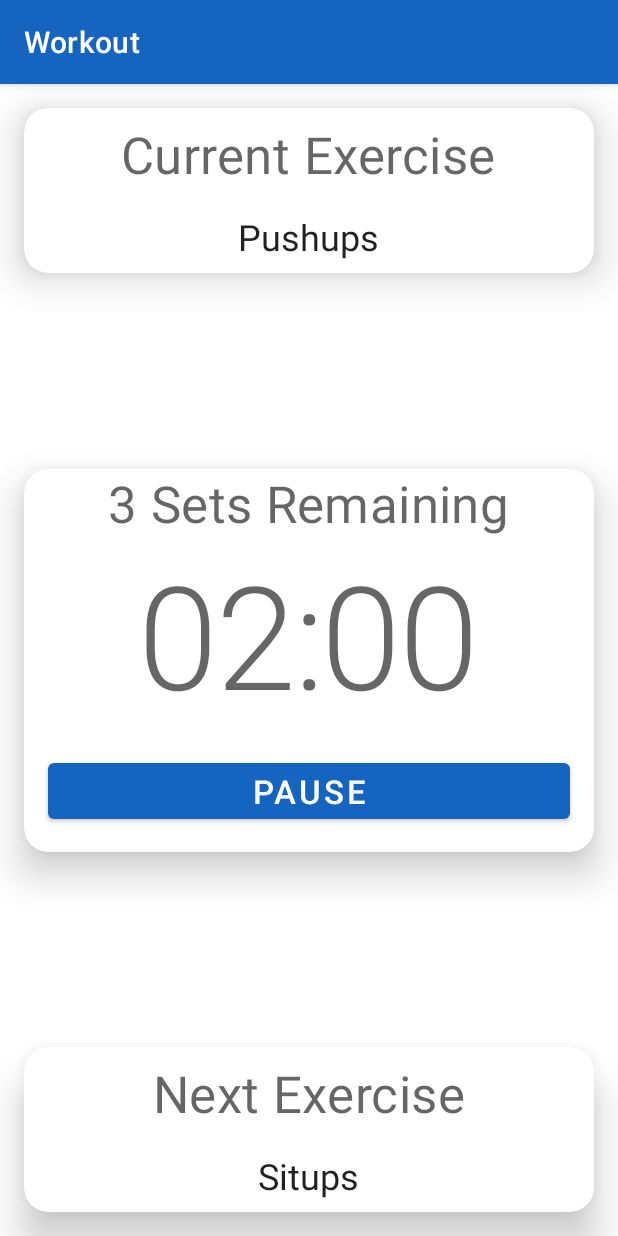
After one commit to mrwhoknows55/Workout-Helper, an Android app: the CountdownTimerActivity screen opened directly, with no data from a screen before it, on a phone screen of 412 x 824 dp. The commit adds this screen. Run offline under Robolectric (Android 15) with nearby library versions, the phone set to English and light mode, and no system bars; 4 statements that could not run were skipped.

Commit message:
Added timer and break features with music

```diff
--- a/app/src/main/AndroidManifest.xml
+++ b/app/src/main/AndroidManifest.xml
@@ -1,6 +1,8 @@
 <?xml version="1.0" encoding="utf-8"?>
 <manifest xmlns:android="http://schemas.android.com/apk/res/android"
     package="com.mrwhoknows.workout">
+
+    <uses-permission android:name="android.permission.WAKE_LOCK" />
 
     <application
         android:allowBackup="true"
@@ -9,7 +11,8 @@
         android:roundIcon="@mipmap/ic_launcher_round"
         android:supportsRtl="true"
         android:theme="@style/AppTheme">
-        <activity android:name=".CheckoutActivity"></activity>
+        <activity android:name=".CountdownTimerActivity"></activity>
+        <activity android:name=".CheckoutActivity" />
         <activity android:name=".MainActivity">
             <intent-filter>
                 <action android:name="android.intent.action.MAIN" />
--- /dev/null
+++ b/app/src/main/java/com/mrwhoknows/workout/CountdownTimerActivity.java
@@ -0,0 +1,192 @@
+package com.mrwhoknows.workout;
+
+import androidx.appcompat.app.AppCompatActivity;
+
+import android.content.SharedPreferences;
+import android.media.MediaPlayer;
+import android.os.Bundle;
+import android.os.CountDownTimer;
+import android.view.View;
+import android.widget.Button;
+import android.widget.TextView;
+
+import com.mrwhoknows.workout.model.Workout;
+
+import java.util.ArrayList;
+import java.util.Locale;
+
+public class CountdownTimerActivity extends AppCompatActivity {
+
+    private CountDownTimer countDownTimer;
+    private TextView setsRemainingText, countdownTimerText, currentExText, nextExText;
+
+    private int sets;
+    private boolean isTimerRunning, isBreak;
+    private long timeLeftInMillis;
+    private ArrayList<Workout> workoutArrayList;
+    int pos;
+
+    private Button pauseBtn;
+
+    MediaPlayer mediaPlayer;
+
+    @Override
+    protected void onCreate(Bundle savedInstanceState) {
+        super.onCreate(savedInstanceState);
+        setContentView(R.layout.activity_countdown_timer);
+
+        setsRemainingText = findViewById(R.id.setsRemaining);
+        countdownTimerText = findViewById(R.id.countdownTimerText);
+        currentExText = findViewById(R.id.currentExName);
+        nextExText = findViewById(R.id.nextExName);
+
+        pauseBtn = findViewById(R.id.pauseBtn);
+
+        if (getIntent().hasExtra("object") && getIntent().hasExtra("sets")) {
+            this.workoutArrayList = getIntent().getParcelableArrayListExtra("object");
+            this.sets = getIntent().getIntExtra("sets", 2) - 1;
+
+            setsRemainingText.setText(String.valueOf(sets) + " Sets Remaining");
+
+            pos = 0;
+            currentExText.setText(workoutArrayList.get(pos).getWorkoutName());
+            if (pos + 1 < workoutArrayList.size())
+                nextExText.setText(workoutArrayList.get(pos + 1).getWorkoutName());
+            else {
+                if (sets >= 0)
+                    nextExText.setText(workoutArrayList.get(0).getWorkoutName());
+                else
+                    nextExText.setText("No Exercises Left");
+            }
+            startTimer();
+        }
+
+        pauseBtn.setOnClickListener(new View.OnClickListener() {
+            @Override
+            public void onClick(View v) {
+                if (isTimerRunning) {
+                    pauseTimer();
+                    pauseBtn.setText("Restart");
+                } else {
+                    startTimer();
+                    pauseBtn.setText("Pause");
+                }
+            }
+        });
+
+    }
+
+    private void pauseTimer() {
+
+        countDownTimer.cancel();
+        isTimerRunning = false;
+
+        if (mediaPlayer.isPlaying()) {
+            mediaPlayer.pause();
+        }
+    }
+
+    private void startTimer() {
+        pauseBtn.setVisibility(View.VISIBLE);
+        timeLeftInMillis = workoutArrayList.get(pos).getWorkoutTimeInSec() * 1000;
+
+        try {
+            Thread.sleep(1000);
+        } catch (InterruptedException e) {
+            e.printStackTrace();
+        }
+        mediaPlayer = MediaPlayer.create(this, R.raw.audio1);
+        mediaPlayer.start();
+        mediaPlayer.setScreenOnWhilePlaying(true);
+
+        countDownTimer = new CountDownTimer(timeLeftInMillis, 1000) {
+            @Override
+            public void onTick(long millisUntilFinished) {
+                timeLeftInMillis = millisUntilFinished;
+                updateCountDownText();
+            }
+
+            @Override
+            public void onFinish() {
+
+                if (pos + 2 > workoutArrayList.size()) {
+
+                    if (sets > 0) {
+                        sets--;
+                        setsRemainingText.setText(String.valueOf(sets) + " Sets Remaining");
+                        isTimerRunning = true;
+                        pos = 0;
+                        try {
+                            Thread.sleep(500);
+                        } catch (InterruptedException e) {
+                            e.printStackTrace();
+                        }
+                        breakTimer();
+                    } else {
+                        isTimerRunning = false;
+                        countdownTimerText.setText("Finished!");
+                        mediaPlayer.stop();
+                        pauseBtn.setVisibility(View.INVISIBLE);
+                    }
+                } else {
+                    isTimerRunning = true;
+                    pos++;
+                    try {
+                        Thread.sleep(500);
+                    } catch (InterruptedException e) {
+                        e.printStackTrace();
+                    }
+                    breakTimer();
+                }
+            }
+        }.start();
+
+        isTimerRunning = true;
+    }
+
+    private void updateCountDownText() {
+        int minutes = (int) (timeLeftInMillis / 1000) / 60;
+        int seconds = (int) (timeLeftInMillis / 1000) % 60;
+        String timeLeftFormatted = String.format(Locale.getDefault(), "%02d:%02d", minutes, seconds);
+        countdownTimerText.setText(timeLeftFormatted);
+    }
+
+    private void breakTimer() {
+        long breakTime = 5000; //40000
+        isBreak = true;
+
+        mediaPlayer.stop();
+        pauseBtn.setVisibility(View.INVISIBLE);
+
+        currentExText.setText(workoutArrayList.get(pos).getWorkoutName());
+        if (pos + 1 < workoutArrayList.size())
+            nextExText.setText(workoutArrayList.get(pos + 1).getWorkoutName());
+        else {
+            if (sets > 0)
+                nextExText.setText(workoutArrayList.get(0).getWorkoutName());
+            else
+                nextExText.setText("No Exercises Left");
+        }
+
+        try {
+            Thread.sleep(1000);
+        } catch (InterruptedException e) {
+            e.printStackTrace();
+        }
+        CountDownTimer countDownTimer = new CountDownTimer(breakTime, 1000) {
+            @Override
+            public void onTick(long millisUntilFinished) {
+                int minutes = (int) (millisUntilFinished / 1000) / 60;
+                int seconds = (int) (millisUntilFinished / 1000) % 60;
+                String timeLeftFormatted = String.format(Locale.getDefault(), "%02d:%02d", minutes, seconds);
+                countdownTimerText.setText(timeLeftFormatted);
+            }
+
+            @Override
+            public void onFinish() {
+                startTimer();
+            }
+        }.start();
+    }
+
+}
--- a/app/src/main/java/com/mrwhoknows/workout/adapter/WorkoutAdapter.java
+++ b/app/src/main/java/com/mrwhoknows/workout/adapter/WorkoutAdapter.java
@@ -39,7 +39,7 @@ public class WorkoutAdapter extends RecyclerView.Adapter<WorkoutAdapter.WorkoutH
     @Override
     public void onBindViewHolder(@NonNull WorkoutHolder holder, int position) {
 
-        holder.time.setText(String.valueOf(workouts.get(position).getWorkoutTimeInSec() / 60) + " Mins");
+        holder.time.setText(String.valueOf(workouts.get(position).getWorkoutTimeInSec() / 60) + ":" + String.valueOf(workouts.get(position).getWorkoutTimeInSec() % 60) + " Mins");
         holder.set.setText(String.valueOf(sets) + " Sets");
         holder.image.setImageResource(workouts.get(position).getWorkoutImage());
         holder.name.setText(workouts.get(position).getWorkoutName());
--- a/app/src/main/res/layout/activity_checkout.xml
+++ b/app/src/main/res/layout/activity_checkout.xml
@@ -9,7 +9,7 @@
     <androidx.recyclerview.widget.RecyclerView
         android:id="@+id/recyclerView"
         android:layout_width="0dp"
-        android:layout_height="0dp"
+        android:layout_height="wrap_content"
         android:layout_marginStart="16dp"
         android:layout_marginTop="16dp"
         android:layout_marginEnd="16dp"
@@ -27,6 +27,7 @@
         android:layout_marginStart="16dp"
         android:layout_marginEnd="16dp"
         android:layout_marginBottom="16dp"
+        android:onClick="startExercise"
         android:text="Start!"
         app:layout_constraintBottom_toBottomOf="parent"
         app:layout_constraintEnd_toEndOf="parent"
--- /dev/null
+++ b/app/src/main/res/layout/activity_countdown_timer.xml
@@ -0,0 +1,135 @@
+<?xml version="1.0" encoding="utf-8"?>
+<androidx.constraintlayout.widget.ConstraintLayout xmlns:android="http://schemas.android.com/apk/res/android"
+    xmlns:app="http://schemas.android.com/apk/res-auto"
+    xmlns:tools="http://schemas.android.com/tools"
+    android:layout_width="match_parent"
+    android:layout_height="match_parent"
+    tools:context=".CountdownTimerActivity">
+
+    <com.google.android.material.card.MaterialCardView
+        android:id="@+id/materialCardView3"
+        android:layout_width="0dp"
+        android:layout_height="wrap_content"
+        android:layout_margin="16dp"
+        android:layout_marginStart="16dp"
+        android:layout_marginTop="16dp"
+        android:layout_marginEnd="16dp"
+        android:layout_marginBottom="16dp"
+        app:cardCornerRadius="16dp"
+        app:cardElevation="16dp"
+        app:layout_constraintBottom_toTopOf="@+id/materialCardView"
+        app:layout_constraintEnd_toEndOf="parent"
+        app:layout_constraintStart_toStartOf="parent"
+        app:layout_constraintTop_toBottomOf="@+id/materialCardView2">
+
+        <LinearLayout
+            android:layout_width="match_parent"
+            android:layout_height="wrap_content"
+            android:gravity="center"
+            android:orientation="vertical">
+
+            <TextView
+                android:id="@+id/setsRemaining"
+                style="@style/TextAppearance.MaterialComponents.Headline4"
+                android:layout_width="wrap_content"
+                android:layout_height="wrap_content"
+                android:text="3 Sets Remaining" />
+
+
+            <TextView
+                android:id="@+id/countdownTimerText"
+                android:layout_width="wrap_content"
+                android:layout_height="wrap_content"
+                android:text="02:00"
+                android:textAppearance="@style/TextAppearance.MaterialComponents.Headline1" />
+
+            <com.google.android.material.button.MaterialButton
+                android:id="@+id/pauseBtn"
+                android:layout_width="match_parent"
+                android:layout_height="wrap_content"
+                android:layout_margin="16dp"
+                android:text="Pause"
+                android:textSize="22sp" />
+
+        </LinearLayout>
+
+    </com.google.android.material.card.MaterialCardView>
+
+    <com.google.android.material.card.MaterialCardView
+        android:id="@+id/materialCardView2"
+        android:layout_width="match_parent"
+        android:layout_height="wrap_content"
+        android:layout_margin="16dp"
+        android:layout_marginStart="16dp"
+        android:layout_marginTop="16dp"
+        android:layout_marginEnd="16dp"
+        app:cardCornerRadius="16dp"
+        app:cardElevation="16dp"
+        app:layout_constraintEnd_toEndOf="parent"
+        app:layout_constraintStart_toStartOf="parent"
+        app:layout_constraintTop_toTopOf="parent">
+
+        <LinearLayout
+            android:layout_width="match_parent"
+            android:layout_height="wrap_content"
+            android:gravity="center"
+            android:orientation="vertical">
+
+            <TextView
+                style="@style/TextAppearance.MaterialComponents.Headline4"
+                android:layout_width="wrap_content"
+                android:layout_height="wrap_content"
+                android:layout_margin="8dp"
+                android:text="Current Exercise" />
+
+            <TextView
+                android:id="@+id/currentExName"
+                style="@style/TextAppearance.MaterialComponents.Headline5"
+                android:layout_width="wrap_content"
+                android:layout_height="wrap_content"
+                android:layout_margin="8dp"
+                android:text="Pushups" />
+        </LinearLayout>
+
+    </com.google.android.material.card.MaterialCardView>
+
+    <com.google.android.material.card.MaterialCardView
+        android:id="@+id/materialCardView"
+        android:layout_width="match_parent"
+        android:layout_height="wrap_content"
+        android:layout_margin="16dp"
+        android:layout_marginStart="16dp"
+        android:layout_marginEnd="16dp"
+        android:layout_marginBottom="16dp"
+        app:cardCornerRadius="16dp"
+        app:cardElevation="16dp"
+        app:layout_constraintBottom_toBottomOf="parent"
+        app:layout_constraintEnd_toEndOf="parent"
+        app:layout_constraintStart_toStartOf="parent">
+
+        <LinearLayout
+
+            android:layout_width="match_parent"
+            android:layout_height="wrap_content"
+            android:gravity="center"
+            android:orientation="vertical">
+
+            <TextView
+                style="@style/TextAppearance.MaterialComponents.Headline4"
+                android:layout_width="wrap_content"
+                android:layout_height="wrap_content"
+                android:layout_margin="8dp"
+                android:text="Next Exercise" />
+
+            <TextView
+                android:id="@+id/nextExName"
+                style="@style/TextAppearance.MaterialComponents.Headline5"
+                android:layout_width="wrap_content"
+                android:layout_height="wrap_content"
+                android:layout_margin="8dp"
+                android:text="Situps" />
+        </LinearLayout>
+
+    </com.google.android.material.card.MaterialCardView>
+
+</androidx.constraintlayout.widget.ConstraintLayout>
--- a/app/src/main/res/layout/activity_main.xml
+++ b/app/src/main/res/layout/activity_main.xml
@@ -35,7 +35,8 @@
                 <com.google.android.material.textfield.TextInputEditText
                     android:layout_width="match_parent"
                     android:layout_height="match_parent"
-                    android:inputType="number" />
+                    android:inputType="number"
+                    android:maxLength="2" />
             </com.google.android.material.textfield.TextInputLayout>
 
             <com.google.android.material.textfield.TextInputLayout
@@ -51,7 +52,8 @@
                 <com.google.android.material.textfield.TextInputEditText
                     android:layout_width="match_parent"
                     android:layout_height="match_parent"
-                    android:inputType="number" />
+                    android:inputType="number"
+                    android:maxLength="2" />
             </com.google.android.material.textfield.TextInputLayout>
 
             <com.google.android.material.button.MaterialButton
```
Also changed, not shown: app/src/main/java/com/mrwhoknows/workout/CheckoutActivity.java (+12 -1 lines), app/src/main/java/com/mrwhoknows/workout/MainActivity.java (+36 -14 lines), app/src/main/res/values/count.xml (deleted, +0 -15 lines), 2 other files.
